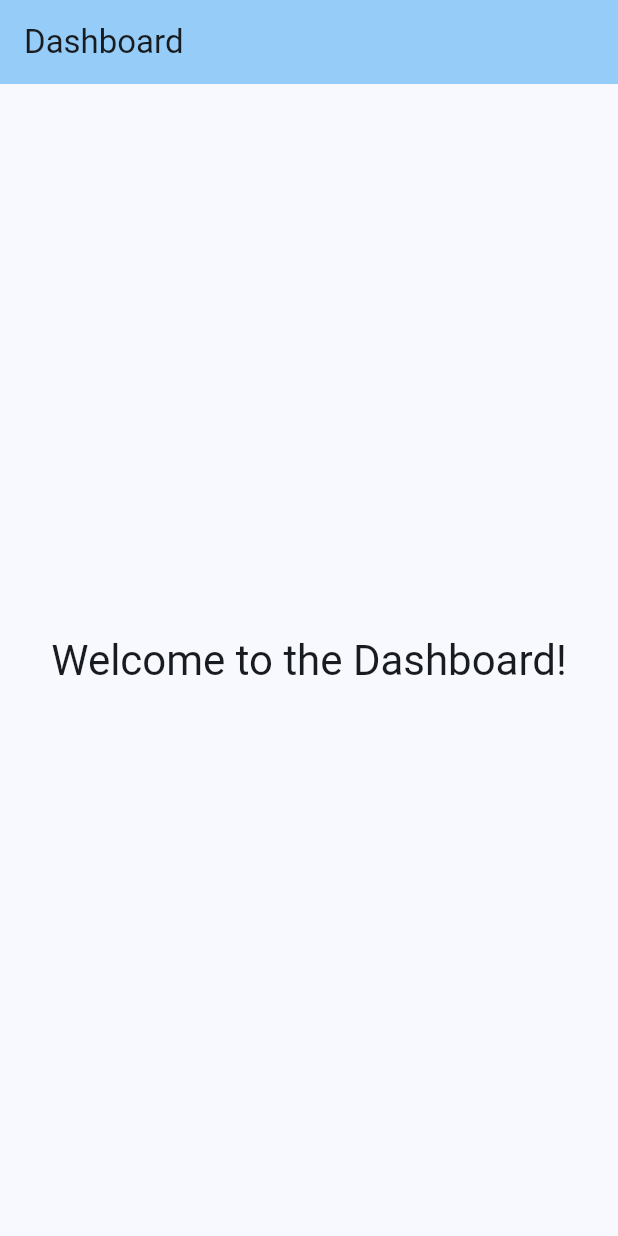
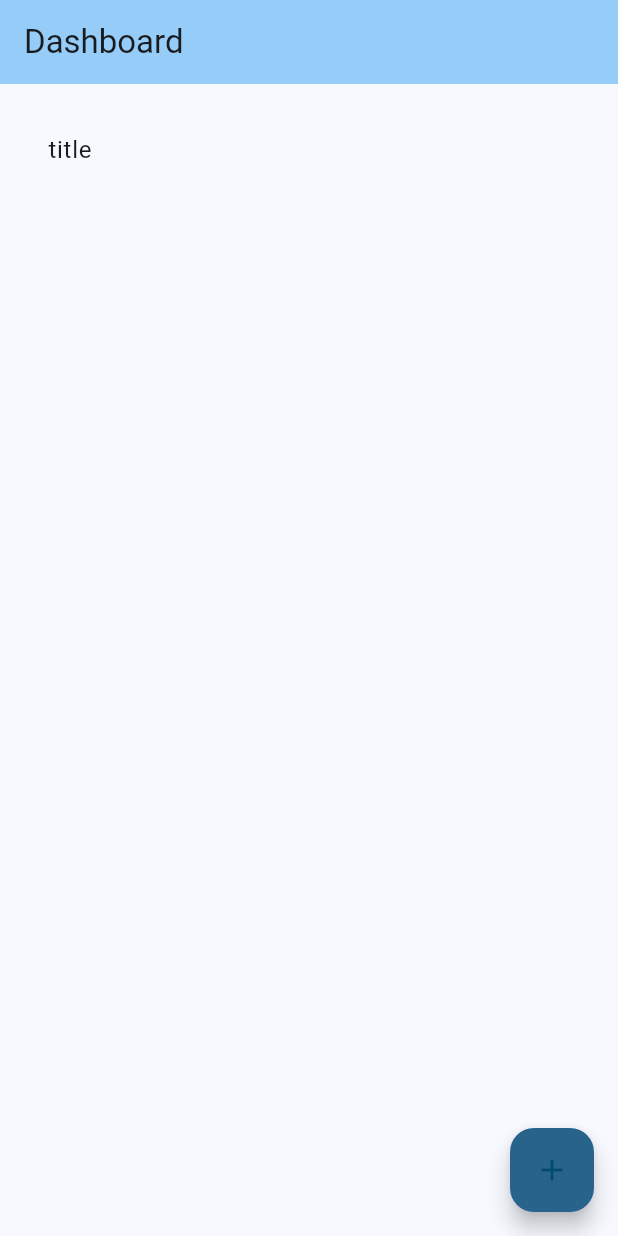
Before and after one commit to heronoa/flutter-short-link-app, a Flutter app: the DashboardScreen screen opened directly, on a phone screen of 412 x 824 dp. Run offline on Flutter 3.47's test engine with Material 3 defaults, Android fonts, the phone set to English and light mode, and no system bars.

Commit message:
feat: add link management features with create link form and link list

```diff
--- /dev/null
+++ b/lib/models/link.dart
@@ -0,0 +1,34 @@
+class Link {
+  final String url;
+  final String shortenedUrl;
+  final String title;
+  final String description;
+
+  Link({
+    required this.url,
+    required this.shortenedUrl,
+    required this.title,
+    required this.description,
+  });
+
+  @override
+  String toString() {
+    return 'Link(url: $url, title: $title, description: $description)';
+  }
+
+  String get displayTitle {
+    return title.isNotEmpty ? title : 'No Title';
+  }
+
+  String get displayDescription {
+    return description.isNotEmpty ? description : 'No Description';
+  }
+
+  String get displayUrl {
+    return url.isNotEmpty ? url : 'No URL';
+  }
+
+  String get displayShortenedUrl {
+    return shortenedUrl.isNotEmpty ? shortenedUrl : 'No Shortened URL';
+  }
+}
--- a/lib/screens/dashboard_screen.dart
+++ b/lib/screens/dashboard_screen.dart
@@ -1,9 +1,17 @@
 import 'package:flutter/material.dart';
-import 'package:flutter/services.dart';
-import '../widgets/login_form.dart';
+import 'package:flutter_application_1/models/link.dart';
+import 'package:flutter_application_1/screens/create_link_screen.dart';
+import 'package:flutter_application_1/widgets/link_list.dart';
 
 class DashboardScreen extends StatelessWidget {
   const DashboardScreen({super.key});
+
+  void onAddButtonPressed(BuildContext context) {
+    Navigator.push(
+      context,
+      MaterialPageRoute(builder: (_) => const CreateLinkScreen()),
+    );
+  }
 
   @override
   Widget build(BuildContext context) {
@@ -15,11 +23,28 @@ class DashboardScreen extends StatelessWidget {
       body: Center(
         child: Padding(
           padding: const EdgeInsets.all(16),
-          child: Text(
-            'Welcome to the Dashboard!',
-            style: Theme.of(context).textTheme.headlineMedium,
+          child: LinkList(
+            links: [
+              Link(
+                url: 'url',
+                shortenedUrl: 'shortenedUrl',
+                title: 'title',
+                description: 'description',
+              ),
+            ],
+            onLinkTap: (link) {
+              final linkMap = link as Map<String, String>;
+              ScaffoldMessenger.of(context).showSnackBar(
+                SnackBar(content: Text('Tapped on ${linkMap['title']}')),
+              );
+            },
           ),
         ),
+      ),
+      floatingActionButton: FloatingActionButton(
+        onPressed: () => onAddButtonPressed(context),
+        backgroundColor: Theme.of(context).colorScheme.primary,
+        child: const Icon(Icons.add),
       ),
     );
   }
--- /dev/null
+++ b/lib/widgets/link_list.dart
@@ -0,0 +1,26 @@
+import 'package:flutter/material.dart';
+import 'package:flutter_application_1/models/link.dart';
+
+class LinkList extends StatefulWidget {
+  final List<Link> links;
+  final void Function(Object) onLinkTap;
+  const LinkList({super.key, required this.links, required this.onLinkTap});
+  @override
+  State<LinkList> createState() => _LinkListState();
+}
+
+class _LinkListState extends State<LinkList> {
+  @override
+  Widget build(BuildContext context) {
+    return ListView.builder(
+      itemCount: widget.links.length,
+      itemBuilder: (context, index) {
+        final link = widget.links[index];
+        return ListTile(
+          title: Text(link.displayTitle),
+          onTap: () => widget.onLinkTap(link),
+        );
+      },
+    );
+  }
+}
```
Also changed, not shown: lib/screens/create_link_screen.dart (added, +53 -0 lines), lib/widgets/create_link_form.dart (added, +74 -0 lines).
